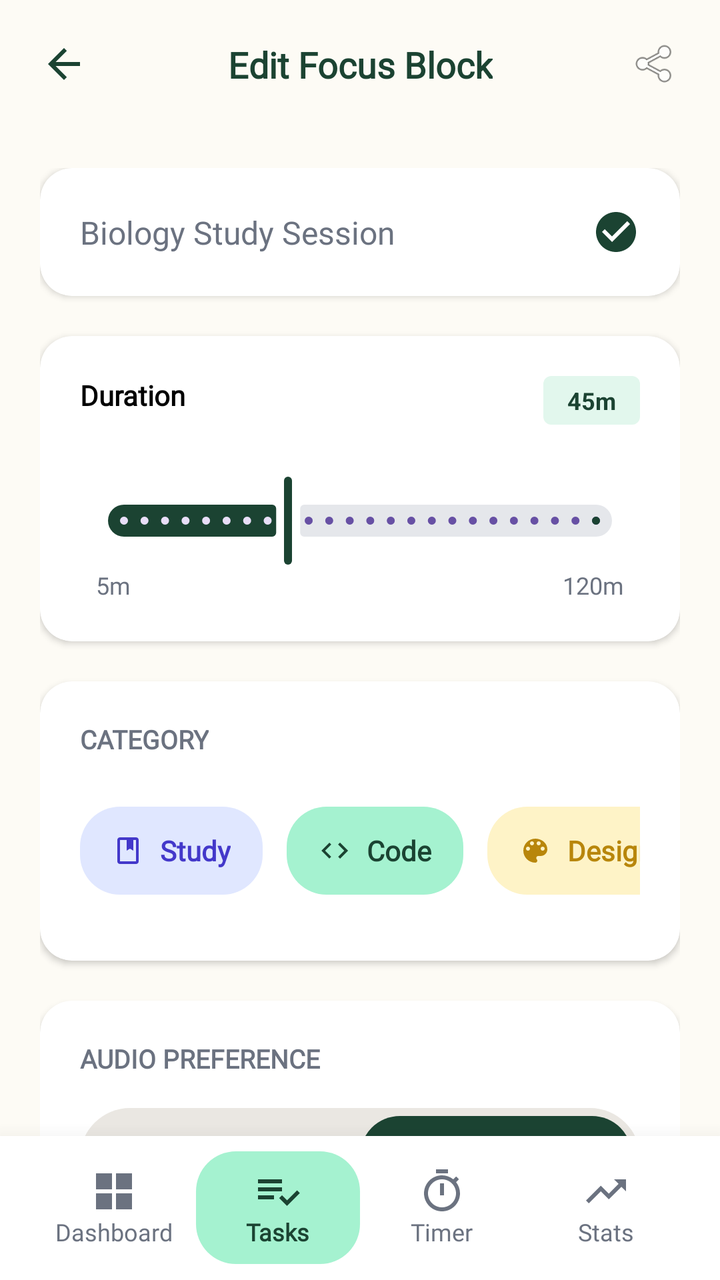
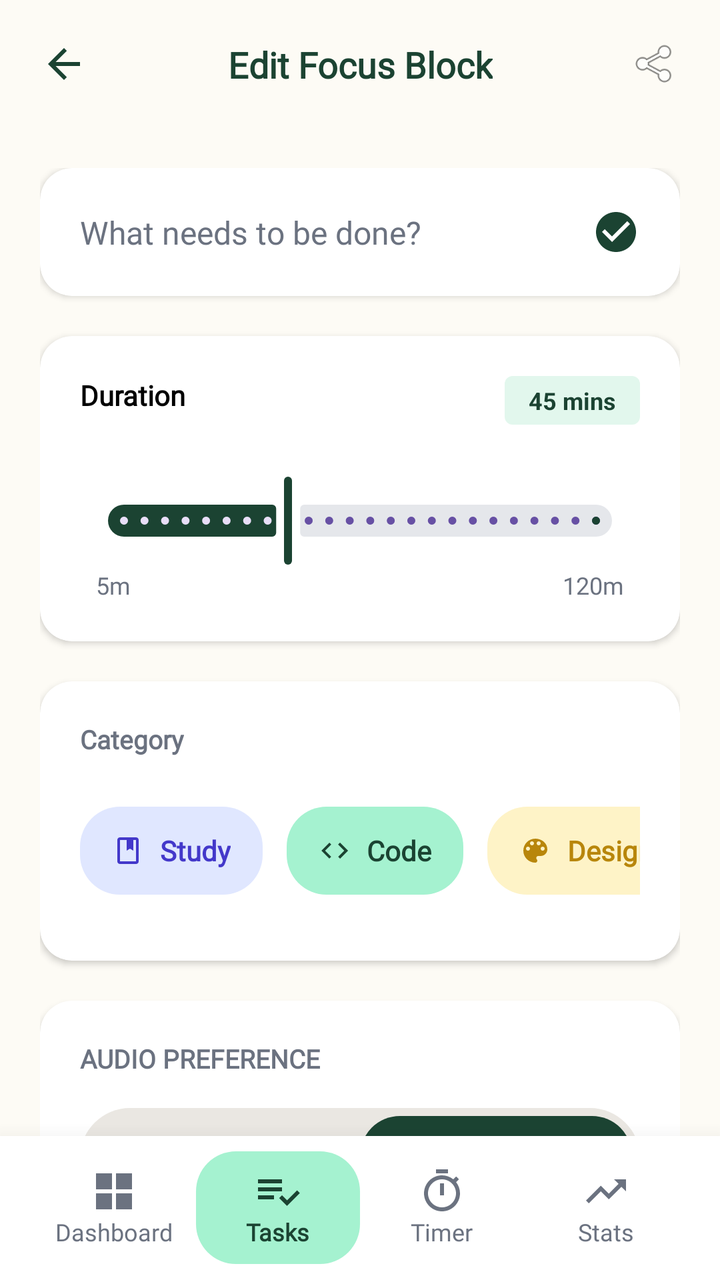

Before-and-after screenshots of an Android layout around one commit, followed by the original layout XML and the change that was made.
<!-- AndroidManifest.xml: application theme Theme.FinalProjectHudaLulu220253814 -->
<!-- res/layout/activity_edit_session.xml -->
<?xml version="1.0" encoding="utf-8"?>
<androidx.constraintlayout.widget.ConstraintLayout xmlns:android="http://schemas.android.com/apk/res/android"
    xmlns:app="http://schemas.android.com/apk/res-auto"
    xmlns:tools="http://schemas.android.com/tools"
    android:id="@+id/main"
    android:layout_width="match_parent"
    android:layout_height="match_parent"
    android:background="@color/background_cream"
    tools:context=".Edit_session">

    
    <androidx.constraintlayout.widget.ConstraintLayout
        android:id="@+id/clToolbar"
        android:layout_width="match_parent"
        android:layout_height="64dp"
        android:paddingHorizontal="20dp"
        app:layout_constraintTop_toTopOf="parent">

        <ImageView
            android:id="@+id/ivBack"
            android:layout_width="24dp"
            android:layout_height="24dp"
            android:src="@drawable/ic_back"
            app:layout_constraintBottom_toBottomOf="parent"
            app:layout_constraintStart_toStartOf="parent"
            app:layout_constraintTop_toTopOf="parent" />

        <TextView
            android:layout_width="wrap_content"
            android:layout_height="wrap_content"
            android:fontFamily="@font/quicksand"
            android:text="Edit Focus Block"
            android:textColor="@color/text_green"
            android:textSize="18sp"
            android:textStyle="bold"
            app:layout_constraintBottom_toBottomOf="parent"
            app:layout_constraintEnd_toEndOf="parent"
            app:layout_constraintStart_toStartOf="parent"
            app:layout_constraintTop_toTopOf="parent" />

        
        <ImageView
            android:id="@+id/ivShareTask"
            android:layout_width="24dp"
            android:layout_height="24dp"
            android:src="@android:drawable/ic_menu_share"
            android:contentDescription="Share task"
            app:layout_constraintBottom_toBottomOf="parent"
            app:layout_constraintEnd_toEndOf="parent"
            app:layout_constraintTop_toTopOf="parent" />

    </androidx.constraintlayout.widget.ConstraintLayout>

    
    <ScrollView
        android:layout_width="match_parent"
        android:layout_height="0dp"
        android:fillViewport="true"
        android:scrollbars="none"
        app:layout_constraintBottom_toTopOf="@id/bottomNav"
        app:layout_constraintTop_toBottomOf="@id/clToolbar">

        <LinearLayout
            android:layout_width="match_parent"
            android:layout_height="wrap_content"
            android:orientation="vertical"
            android:padding="20dp">

            
            <androidx.cardview.widget.CardView
                android:layout_width="match_parent"
                android:layout_height="wrap_content"
                app:cardCornerRadius="16dp"
                app:cardElevation="2dp">

                <androidx.constraintlayout.widget.ConstraintLayout
                    android:layout_width="match_parent"
                    android:layout_height="wrap_content"
                    android:padding="20dp">

                    <EditText
                        android:id="@+id/etTaskTitle"
                        android:layout_width="0dp"
                        android:layout_height="wrap_content"
                        android:background="@null"
                        android:fontFamily="@font/inter"
                        android:text="Biology Study Session"
                        android:textColor="@color/text_gray"
                        android:textSize="16sp"
                        app:layout_constraintBottom_toBottomOf="parent"
                        app:layout_constraintEnd_toStartOf="@id/ivCheck"
                        app:layout_constraintStart_toStartOf="parent"
                        app:layout_constraintTop_toTopOf="parent" />

                    <ImageView
                        android:id="@+id/ivCheck"
                        android:layout_width="24dp"
                        android:layout_height="24dp"
                        android:src="@drawable/ic_check_circle_green"
                        app:layout_constraintBottom_toBottomOf="parent"
                        app:layout_constraintEnd_toEndOf="parent"
                        app:layout_constraintTop_toTopOf="parent" />
                </androidx.constraintlayout.widget.ConstraintLayout>
            </androidx.cardview.widget.CardView>

            
            <androidx.cardview.widget.CardView
                android:layout_width="match_parent"
                android:layout_height="wrap_content"
                android:layout_marginTop="20dp"
                app:cardCornerRadius="16dp"
                app:cardElevation="2dp">

                <LinearLayout
                    android:layout_width="match_parent"
                    android:layout_height="wrap_content"
                    android:orientation="vertical"
                    android:padding="20dp">

                    <androidx.constraintlayout.widget.ConstraintLayout
                        android:layout_width="match_parent"
                        android:layout_height="wrap_content">
                        <TextView
                            android:layout_width="wrap_content"
                            android:layout_height="wrap_content"
                            android:fontFamily="@font/inter"
                            android:text="Duration"
                            android:textColor="@color/black"
                            android:textSize="14sp"
                            android:textStyle="bold"
                            app:layout_constraintStart_toStartOf="parent"
                            app:layout_constraintTop_toTopOf="parent" />
                        <TextView
                            android:id="@+id/tvDurationValue"
                            android:layout_width="wrap_content"
                            android:layout_height="wrap_content"
                            android:background="@drawable/badge_bg_yellow"
                            app:backgroundTint="#E2F7ED"
                            android:paddingHorizontal="12dp"
                            android:paddingVertical="4dp"
                            android:text="45m"
                            android:textColor="@color/text_green"
                            android:textSize="12sp"
                            android:textStyle="bold"
                            app:layout_constraintEnd_toEndOf="parent"
                            app:layout_constraintTop_toTopOf="parent" />
                    </androidx.constraintlayout.widget.ConstraintLayout>

                    <com.google.android.material.slider.Slider
                        android:id="@+id/sliderDuration"
                        android:layout_width="match_parent"
                        android:layout_height="wrap_content"
                        android:layout_marginTop="24dp"
                        android:value="45"
                        android:valueFrom="5"
                        android:valueTo="120"
                        android:stepSize="5.0"
                        app:thumbColor="@color/text_green"
                        app:trackColorActive="@color/text_green"
                        app:trackColorInactive="#E5E7EB" />

                    <LinearLayout
                        android:layout_width="match_parent"
                        android:layout_height="wrap_content"
                        android:orientation="horizontal"
                        android:paddingHorizontal="8dp">
                        <TextView android:layout_width="0dp" android:layout_height="wrap_content" android:layout_weight="1" android:text="5m" android:textColor="@color/text_gray" android:textSize="12sp" android:fontFamily="@font/inter"/>
                        <TextView android:layout_width="0dp" android:layout_height="wrap_content" android:layout_weight="1" android:text="120m" android:textColor="@color/text_gray" android:textSize="12sp" android:fontFamily="@font/inter" android:gravity="end"/>
                    </LinearLayout>
                </LinearLayout>
            </androidx.cardview.widget.CardView>

            
            <androidx.cardview.widget.CardView
                android:layout_width="match_parent"
                android:layout_height="wrap_content"
                android:layout_marginTop="20dp"
                app:cardCornerRadius="16dp"
                app:cardElevation="2dp">

                <LinearLayout
                    android:layout_width="match_parent"
                    android:layout_height="wrap_content"
                    android:orientation="vertical"
                    android:padding="20dp">

                    <TextView
                        android:layout_width="wrap_content"
                        android:layout_height="wrap_content"
                        android:fontFamily="@font/inter"
                        android:text="CATEGORY"
                        android:textColor="@color/text_gray"
                        android:textSize="13sp"
                        android:textStyle="bold" />

                    <HorizontalScrollView
                        android:layout_width="match_parent"
                        android:layout_height="wrap_content"
                        android:layout_marginTop="12dp"
                        android:clipChildren="false"
                        android:clipToPadding="false"
                        android:scrollbars="none">

                        <LinearLayout
                            android:id="@+id/llCategoriesContainer"
                            android:layout_width="wrap_content"
                            android:layout_height="70dp"
                            android:clipChildren="false"
                            android:clipToPadding="false"
                            android:orientation="horizontal"
                            android:gravity="center_vertical">

                            <LinearLayout
                                android:id="@+id/btnCategoryStudy"
                                android:layout_width="wrap_content"
                                android:layout_height="44dp"
                                android:background="@drawable/category_study_bg"
                                android:gravity="center"
                                android:paddingHorizontal="16dp">
                                <ImageView android:layout_width="16dp" android:layout_height="16dp" android:src="@drawable/ic_book" app:tint="#4338CA" />
                                <TextView android:layout_width="wrap_content" android:layout_height="wrap_content" android:layout_marginStart="8dp" android:text="Study" android:textColor="#4338CA" android:textStyle="bold" android:fontFamily="@font/quicksand"/>
                            </LinearLayout>

                            <LinearLayout
                                android:id="@+id/btnCategoryCode"
                                android:layout_width="wrap_content"
                                android:layout_height="44dp"
                                android:layout_marginStart="12dp"
                                android:background="@drawable/category_code_bg"
                                android:gravity="center"
                                android:paddingHorizontal="16dp">
                                <ImageView android:layout_width="16dp" android:layout_height="16dp" android:src="@drawable/ic_code" app:tint="@color/text_green" />
                                <TextView android:layout_width="wrap_content" android:layout_height="wrap_content" android:layout_marginStart="8dp" android:text="Code" android:textColor="@color/text_green" android:textStyle="bold" android:fontFamily="@font/quicksand"/>
                            </LinearLayout>

                            <LinearLayout
                                android:id="@+id/btnCategoryDesign"
                                android:layout_width="wrap_content"
                                android:layout_height="44dp"
                                android:layout_marginStart="12dp"
                                android:background="@drawable/category_design_bg"
                                android:gravity="center"
                                android:paddingHorizontal="16dp">
                                <ImageView android:layout_width="16dp" android:layout_height="16dp" android:src="@drawable/ic_palette" app:tint="#B8860B" />
                                <TextView android:layout_width="wrap_content" android:layout_height="wrap_content" android:layout_marginStart="8dp" android:text="Design" android:textColor="#B8860B" android:textStyle="bold" android:fontFamily="@font/quicksand"/>
                            </LinearLayout>

                            <ImageView
                                android:id="@+id/ivAddCategory"
                                android:layout_width="44dp"
                                android:layout_height="44dp"
                                android:layout_marginStart="12dp"
                                android:layout_marginEnd="12dp"
                                android:src="@drawable/ic_add"
                                android:background="@drawable/edit_text_bg"
                                android:elevation="4dp"
                                android:padding="12dp"
                                app:tint="@color/text_green" />
                        </LinearLayout>
                    </HorizontalScrollView>
                </LinearLayout>
            </androidx.cardview.widget.CardView>

            
            <androidx.cardview.widget.CardView
                android:layout_width="match_parent"
                android:layout_height="wrap_content"
                android:layout_marginTop="20dp"
                app:cardCornerRadius="16dp"
                app:cardElevation="2dp">

                <LinearLayout
                    android:layout_width="match_parent"
                    android:layout_height="wrap_content"
                    android:orientation="vertical"
                    android:padding="20dp">

                    <TextView
                        android:layout_width="wrap_content"
                        android:layout_height="wrap_content"
                        android:fontFamily="@font/inter"
                        android:text="AUDIO PREFERENCE"
                        android:textColor="@color/text_gray"
                        android:textSize="13sp"
                        android:textStyle="bold" />

                    <LinearLayout
                        android:layout_width="match_parent"
                        android:layout_height="50dp"
                        android:layout_marginTop="16dp"
                        android:background="@drawable/toggle_bg"
                        android:orientation="horizontal"
                        android:padding="4dp">

                        <TextView
                            android:id="@+id/btnAudioLofi"
                            android:layout_width="0dp"
                            android:layout_height="match_parent"
                            android:layout_weight="1"
                            android:fontFamily="@font/quicksand"
                            android:gravity="center"
                            android:text="Lofi Beats"
                            android:textColor="@color/text_gray"
                            android:textStyle="bold" />

                        <TextView
                            android:id="@+id/btnAudioSilent"
                            android:layout_width="0dp"
                            android:layout_height="match_parent"
                            android:layout_weight="1"
                            android:background="@drawable/chip_selected"
                            android:fontFamily="@font/quicksand"
                            android:gravity="center"
                            android:text="Silent"
                            android:textColor="@color/white"
                            android:textStyle="bold" />
                    </LinearLayout>
                </LinearLayout>
            </androidx.cardview.widget.CardView>

            
            <com.google.android.material.button.MaterialButton
                android:id="@+id/btnUpdate"
                android:layout_width="match_parent"
                android:layout_height="64dp"
                android:layout_marginTop="32dp"
                android:layout_marginBottom="40dp"
                app:backgroundTint="@null"
                android:background="@drawable/button_gradient"
                android:fontFamily="@font/quicksand"
                android:text="UPDATE SESSION"
                android:textAllCaps="false"
                android:textColor="@color/text_green"
                android:textSize="18sp"
                android:textStyle="bold"
                app:cornerRadius="32dp" />

        </LinearLayout>
    </ScrollView>

    
    <LinearLayout
        android:id="@+id/bottomNav"
        android:layout_width="match_parent"
        android:layout_height="72dp"
        android:background="@color/white"
        android:elevation="16dp"
        android:gravity="center"
        android:orientation="horizontal"
        android:paddingHorizontal="16dp"
        app:layout_constraintBottom_toBottomOf="parent">

        
        <LinearLayout
            android:id="@+id/navDashboard"
            android:layout_width="0dp"
            android:layout_height="wrap_content"
            android:layout_weight="1"
            android:gravity="center"
            android:orientation="vertical">

            <ImageView
                android:layout_width="24dp"
                android:layout_height="24dp"
                android:src="@drawable/ic_dashboard"
                app:tint="@color/text_gray" />

            <TextView
                android:layout_width="wrap_content"
                android:layout_height="wrap_content"
                android:fontFamily="@font/inter"
                android:text="Dashboard"
                android:textColor="@color/text_gray"
                android:textSize="12sp" />
        </LinearLayout>

        
        <LinearLayout
            android:id="@+id/navTasks"
            android:layout_width="0dp"
            android:layout_height="wrap_content"
            android:layout_weight="1"
            android:background="@drawable/nav_item_active_bg"
            android:gravity="center"
            android:orientation="vertical"
            android:paddingVertical="8dp">

            <ImageView
                android:layout_width="24dp"
                android:layout_height="24dp"
                android:src="@drawable/ic_tasks"
                app:tint="@color/text_green" />

            <TextView
                android:layout_width="wrap_content"
                android:layout_height="wrap_content"
                android:fontFamily="@font/quicksand"
                android:text="Tasks"
                android:textColor="@color/text_green"
                android:textSize="12sp"
                android:textStyle="bold" />
        </LinearLayout>

        
        <LinearLayout
            android:id="@+id/navTimer"
            android:layout_width="0dp"
            android:layout_height="wrap_content"
            android:layout_weight="1"
            android:gravity="center"
            android:orientation="vertical">

            <ImageView
                android:layout_width="24dp"
                android:layout_height="24dp"
                android:src="@drawable/ic_timer"
                app:tint="@color/text_gray" />

            <TextView
                android:layout_width="wrap_content"
                android:layout_height="wrap_content"
                android:fontFamily="@font/inter"
                android:text="Timer"
                android:textColor="@color/text_gray"
                android:textSize="12sp" />
        </LinearLayout>

        
        <LinearLayout
            android:id="@+id/navStats"
            android:layout_width="0dp"
            android:layout_height="wrap_content"
            android:layout_weight="1"
            android:gravity="center"
            android:orientation="vertical">

            <ImageView
                android:layout_width="24dp"
                android:layout_height="24dp"
                android:src="@drawable/ic_stats"
                app:tint="@color/text_gray" />

            <TextView
                android:layout_width="wrap_content"
                android:layout_height="wrap_content"
                android:fontFamily="@font/inter"
                android:text="Stats"
                android:textColor="@color/text_gray"
                android:textSize="12sp" />
        </LinearLayout>
    </LinearLayout>

</androidx.constraintlayout.widget.ConstraintLayout>
<!-- resources referenced by this layout -->
<resources>
  <color name="background_cream">#FDFBF5</color>
  <color name="black">#FF000000</color>
  <color name="text_gray">#6B7280</color>
  <color name="text_green">#1B4332</color>
  <color name="white">#FFFFFFFF</color>
  <!-- drawable badge_bg_yellow (drawable) -->
  <?xml version="1.0" encoding="utf-8"?>
  <shape xmlns:android="http://schemas.android.com/apk/res/android"
      android:shape="rectangle">
      <solid android:color="@color/badge_yellow" />
      <corners android:radius="4dp" />
  </shape>
  <!-- drawable category_code_bg (drawable) -->
  <?xml version="1.0" encoding="utf-8"?>
  <shape xmlns:android="http://schemas.android.com/apk/res/android"
      android:shape="rectangle">
      <solid android:color="#A5F2D0" />
      <corners android:radius="20dp" />
  </shape>
  <!-- drawable category_design_bg (drawable) -->
  <?xml version="1.0" encoding="utf-8"?>
  <shape xmlns:android="http://schemas.android.com/apk/res/android"
      android:shape="rectangle">
      <solid android:color="#FEF3C7" />
      <corners android:radius="20dp" />
  </shape>
  <!-- drawable category_study_bg (drawable) -->
  <?xml version="1.0" encoding="utf-8"?>
  <shape xmlns:android="http://schemas.android.com/apk/res/android"
      android:shape="rectangle">
      <solid android:color="#E0E7FF" />
      <corners android:radius="20dp" />
  </shape>
  <!-- drawable chip_selected (drawable) -->
  <?xml version="1.0" encoding="utf-8"?>
  <shape xmlns:android="http://schemas.android.com/apk/res/android"
      android:shape="rectangle">
      <solid android:color="@color/text_green" />
      <corners android:radius="20dp" />
  </shape>
  <!-- drawable ic_back (drawable) -->
  <?xml version="1.0" encoding="utf-8"?>
  <vector xmlns:android="http://schemas.android.com/apk/res/android"
      android:width="24dp"
      android:height="24dp"
      android:viewportWidth="24"
      android:viewportHeight="24">
      <path
          android:fillColor="@color/text_green"
          android:pathData="M20,11H7.83l5.59,-5.59L12,4l-8,8l8,8l1.41,-1.41L7.83,13H20V11z" />
  </vector>
  <!-- drawable nav_item_active_bg (drawable) -->
  <?xml version="1.0" encoding="utf-8"?>
  <shape xmlns:android="http://schemas.android.com/apk/res/android"
      android:shape="rectangle">
      <solid android:color="@color/primary_green_light" />
      <corners android:radius="20dp" />
  </shape>
  <!-- drawable toggle_bg (drawable) -->
  <?xml version="1.0" encoding="utf-8"?>
  <shape xmlns:android="http://schemas.android.com/apk/res/android"
      android:shape="rectangle">
      <solid android:color="#EAE7E2" />
      <corners android:radius="25dp" />
  </shape>
  <style name="Theme.FinalProjectHudaLulu220253814" parent="Base.Theme.FinalProjectHudaLulu220253814" />
  <color name="badge_yellow">#FFF4D2</color>
  <color name="primary_green_start">#97FED7</color>
  <color name="primary_green_end">#75DAB5</color>
  <color name="primary_green_light">#A5F2D0</color>
  <style name="Base.Theme.FinalProjectHudaLulu220253814" parent="Theme.Material3.DayNight.NoActionBar">
          
          
      </style>
  <!-- unchanged entries left out for length: 11 -->
</resources>

<!-- the commit's change to res/layout/activity_edit_session.xml (unified diff, before → after) -->
@@ -29,7 +29,7 @@
             android:layout_width="wrap_content"
             android:layout_height="wrap_content"
             android:fontFamily="@font/quicksand"
-            android:text="Edit Focus Block"
+            android:text="@string/edit_focus_block"
             android:textColor="@color/text_green"
             android:textSize="18sp"
             android:textStyle="bold"
@@ -84,7 +84,7 @@
                         android:layout_height="wrap_content"
                         android:background="@null"
                         android:fontFamily="@font/inter"
-                        android:text="Biology Study Session"
+                        android:text="@string/task_title_hint"
                         android:textColor="@color/text_gray"
                         android:textSize="16sp"
                         app:layout_constraintBottom_toBottomOf="parent"
@@ -124,7 +124,7 @@
                             android:layout_width="wrap_content"
                             android:layout_height="wrap_content"
                             android:fontFamily="@font/inter"
-                            android:text="Duration"
+                            android:text="@string/duration"
                             android:textColor="@color/black"
                             android:textSize="14sp"
                             android:textStyle="bold"
@@ -138,7 +138,7 @@
                             app:backgroundTint="#E2F7ED"
                             android:paddingHorizontal="12dp"
                             android:paddingVertical="4dp"
-                            android:text="45m"
+                            android:text="@string/default_time"
                             android:textColor="@color/text_green"
                             android:textSize="12sp"
                             android:textStyle="bold"
@@ -188,7 +188,7 @@
                         android:layout_width="wrap_content"
                         android:layout_height="wrap_content"
                         android:fontFamily="@font/inter"
-                        android:text="CATEGORY"
+                        android:text="@string/category"
                         android:textColor="@color/text_gray"
                         android:textSize="13sp"
                         android:textStyle="bold" />
@@ -218,7 +218,7 @@
                                 android:gravity="center"
                                 android:paddingHorizontal="16dp">
                                 <ImageView android:layout_width="16dp" android:layout_height="16dp" android:src="@drawable/ic_book" app:tint="#4338CA" />
-                                <TextView android:layout_width="wrap_content" android:layout_height="wrap_content" android:layout_marginStart="8dp" android:text="Study" android:textColor="#4338CA" android:textStyle="bold" android:fontFamily="@font/quicksand"/>
+                                <TextView android:layout_width="wrap_content" android:layout_height="wrap_content" android:layout_marginStart="8dp" android:text="@string/category_study" android:textColor="#4338CA" android:textStyle="bold" android:fontFamily="@font/quicksand"/>
                             </LinearLayout>
 
                             <LinearLayout
@@ -230,7 +230,7 @@
                                 android:gravity="center"
                                 android:paddingHorizontal="16dp">
                                 <ImageView android:layout_width="16dp" android:layout_height="16dp" android:src="@drawable/ic_code" app:tint="@color/text_green" />
-                                <TextView android:layout_width="wrap_content" android:layout_height="wrap_content" android:layout_marginStart="8dp" android:text="Code" android:textColor="@color/text_green" android:textStyle="bold" android:fontFamily="@font/quicksand"/>
+                                <TextView android:layout_width="wrap_content" android:layout_height="wrap_content" android:layout_marginStart="8dp" android:text="@string/category_code" android:textColor="@color/text_green" android:textStyle="bold" android:fontFamily="@font/quicksand"/>
                             </LinearLayout>
 
                             <LinearLayout
@@ -242,7 +242,7 @@
                                 android:gravity="center"
                                 android:paddingHorizontal="16dp">
                                 <ImageView android:layout_width="16dp" android:layout_height="16dp" android:src="@drawable/ic_palette" app:tint="#B8860B" />
-                                <TextView android:layout_width="wrap_content" android:layout_height="wrap_content" android:layout_marginStart="8dp" android:text="Design" android:textColor="#B8860B" android:textStyle="bold" android:fontFamily="@font/quicksand"/>
+                                <TextView android:layout_width="wrap_content" android:layout_height="wrap_content" android:layout_marginStart="8dp" android:text="@string/category_design" android:textColor="#B8860B" android:textStyle="bold" android:fontFamily="@font/quicksand"/>
                             </LinearLayout>
 
                             <ImageView
@@ -279,7 +279,7 @@
                         android:layout_width="wrap_content"
                         android:layout_height="wrap_content"
                         android:fontFamily="@font/inter"
-                        android:text="AUDIO PREFERENCE"
+                        android:text="@string/audio_preference"
                         android:textColor="@color/text_gray"
                         android:textSize="13sp"
                         android:textStyle="bold" />
@@ -299,7 +299,7 @@
                             android:layout_weight="1"
                             android:fontFamily="@font/quicksand"
                             android:gravity="center"
-                            android:text="Lofi Beats"
+                            android:text="@string/lofi_beats"
                             android:textColor="@color/text_gray"
                             android:textStyle="bold" />
 
@@ -311,7 +311,7 @@
                             android:background="@drawable/chip_selected"
                             android:fontFamily="@font/quicksand"
                             android:gravity="center"
-                            android:text="Silent"
+                            android:text="@string/silent"
                             android:textColor="@color/white"
                             android:textStyle="bold" />
                     </LinearLayout>
@@ -328,7 +328,7 @@
                 app:backgroundTint="@null"
                 android:background="@drawable/button_gradient"
                 android:fontFamily="@font/quicksand"
-                android:text="UPDATE SESSION"
+                android:text="@string/update_session"
                 android:textAllCaps="false"
                 android:textColor="@color/text_green"
                 android:textSize="18sp"
@@ -369,7 +369,7 @@
                 android:layout_width="wrap_content"
                 android:layout_height="wrap_content"
                 android:fontFamily="@font/inter"
-                android:text="Dashboard"
+                android:text="@string/nav_dashboard"
                 android:textColor="@color/text_gray"
                 android:textSize="12sp" />
         </LinearLayout>
@@ -395,7 +395,7 @@
                 android:layout_width="wrap_content"
                 android:layout_height="wrap_content"
                 android:fontFamily="@font/quicksand"
-                android:text="Tasks"
+                android:text="@string/nav_tasks"
                 android:textColor="@color/text_green"
                 android:textSize="12sp"
                 android:textStyle="bold" />
@@ -420,7 +420,7 @@
                 android:layout_width="wrap_content"
                 android:layout_height="wrap_content"
                 android:fontFamily="@font/inter"
-                android:text="Timer"
+                android:text="@string/nav_timer"
                 android:textColor="@color/text_gray"
                 android:textSize="12sp" />
         </LinearLayout>
@@ -444,7 +444,7 @@
                 android:layout_width="wrap_content"
                 android:layout_height="wrap_content"
                 android:fontFamily="@font/inter"
-                android:text="Stats"
+                android:text="@string/nav_stats"
                 android:textColor="@color/text_gray"
                 android:textSize="12sp" />
         </LinearLayout>
<!-- resource entries referenced after the edit -->
@@ -46,7 +46,8 @@
       android:width="24dp"
       android:height="24dp"
       android:viewportWidth="24"
-      android:viewportHeight="24">
+      android:viewportHeight="24"
+      android:autoMirrored="true">
       <path
           android:fillColor="@color/text_green"
           android:pathData="M20,11H7.83l5.59,-5.59L12,4l-8,8l8,8l1.41,-1.41L7.83,13H20V11z" />
@@ -65,6 +66,22 @@
       <solid android:color="#EAE7E2" />
       <corners android:radius="25dp" />
   </shape>
+  <string name="audio_preference">AUDIO PREFERENCE</string>
+  <string name="category">Category</string>
+  <string name="category_code">Code</string>
+  <string name="category_design">Design</string>
+  <string name="category_study">Study</string>
+  <string name="default_time">45 mins</string>
+  <string name="duration">Duration</string>
+  <string name="edit_focus_block">Edit Focus Block</string>
+  <string name="lofi_beats">Lofi Beats</string>
+  <string name="nav_dashboard">Dashboard</string>
+  <string name="nav_stats">Stats</string>
+  <string name="nav_tasks">Tasks</string>
+  <string name="nav_timer">Timer</string>
+  <string name="silent">Silent</string>
+  <string name="task_title_hint">What needs to be done?</string>
+  <string name="update_session">UPDATE SESSION</string>
   <style name="Theme.FinalProjectHudaLulu220253814" parent="Base.Theme.FinalProjectHudaLulu220253814" />
   <color name="badge_yellow">#FFF4D2</color>
   <color name="primary_green_start">#97FED7</color>
